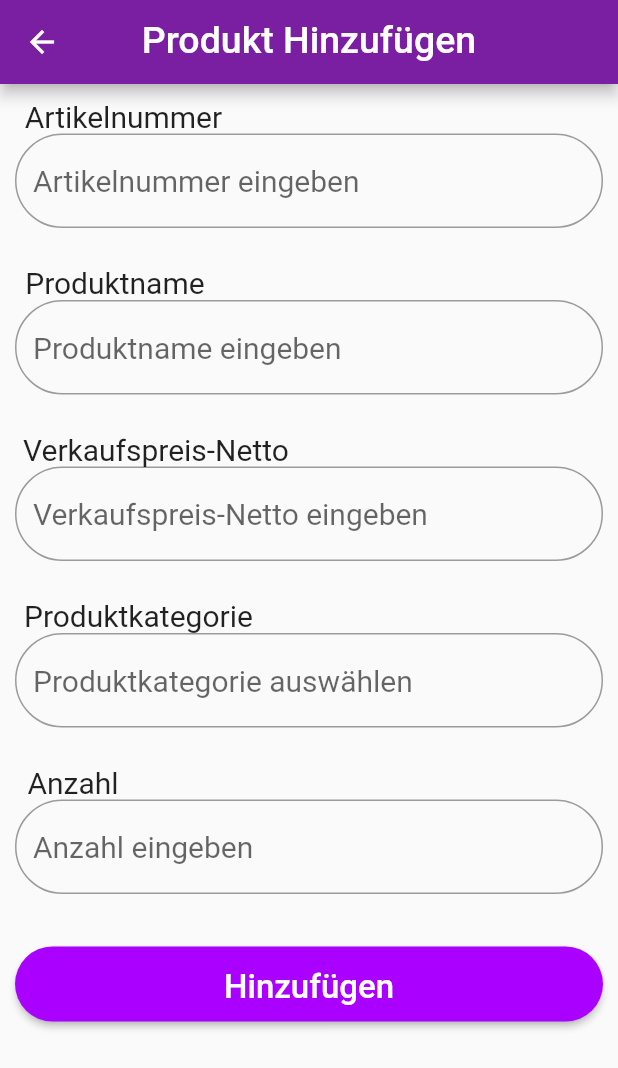
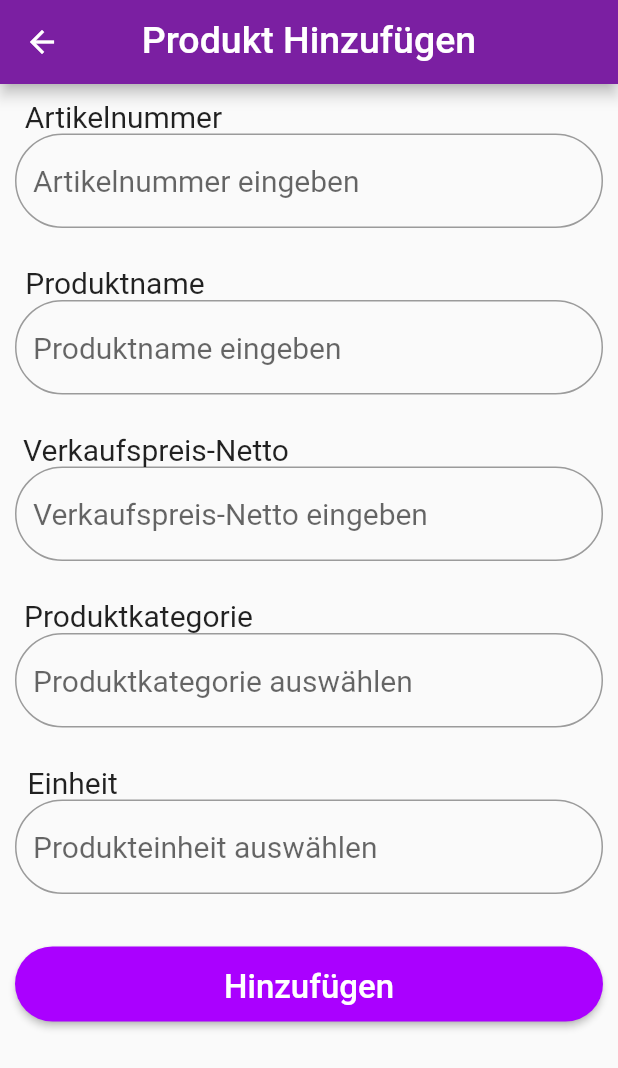
Before and after one commit to OeztirakYunus/Rechnungssoftware, a Flutter app: the AddProduct screen opened directly, after a tap on "Hinzufügen", on a phone screen of 412 x 824 dp. Shown: the top 1068 px of the screen. Run offline on Flutter 3.47's test engine with Material 2 defaults, Android fonts, the light colour scheme and no system bars; drawn by our look-alikes of select_form_field; our stand-ins replace flutter_secure_storage, permission_handler, sizer; missing offline and left inert: document_scanner; accounts and stored records are empty.

Commit message:
AddProduct current status

```diff
--- a/mobile/lib/authentication/signin.dart
+++ b/mobile/lib/authentication/signin.dart
@@ -204,15 +204,16 @@ class _LoginState extends State<Login> {
     final response = await http
         .get(uri, headers: {"Authorization": "Basic " + encodedAuthorization});
 
-    print(response.statusCode);
-    print(response.body);
-    var responseString = json.decode(response.body);
-    var responseStatus = responseString["status"];
-    print("Response: $responseStatus");
-
     if (response.statusCode == 200) {
-      var data = json.decode(response.toString());
-      //NetworkHandler.storeToken(data["token"]);
+      var responseString = json.decode(response.body);
+      var responseToken = responseString["auth_token"];
+      NetworkHandler.storeToken(responseToken);
+      print("Token: $responseToken");
+      var readToken = await NetworkHandler.getToken();
+      readToken = readToken.toString();
+      if (readToken.isNotEmpty) {
+        print("READ TOKEN $readToken");
+      }
     }
 
     return response.statusCode;
--- a/mobile/lib/products/addProduct.dart
+++ b/mobile/lib/products/addProduct.dart
@@ -3,6 +3,7 @@
 import 'package:flutter/material.dart';
 import 'package:flutter/services.dart';
 import 'package:select_form_field/select_form_field.dart';
+import 'dart:convert';
 
 class AddProduct extends StatelessWidget {
   const AddProduct({Key? key}) : super(key: key);
@@ -13,6 +14,27 @@ class AddProduct extends StatelessWidget {
       {'value': '0', 'label': 'Getränk'},
       {'value': 1, 'label': 'Obst'},
     ];
+
+    final List<Map<String, dynamic>> _units = [
+      {'value': 0, 'label': 'Stück'},
+      {'value': 1, 'label': 'Quadratmeter'},
+      {'value': 2, 'label': 'Meter'},
+      {'value': 3, 'label': 'Kilogram'},
+      {'value': 4, 'label': 'Tonnen'},
+      {'value': 5, 'label': 'Pauschal'},
+      {'value': 6, 'label': 'Kubikmeter'},
+      {'value': 7, 'label': 'Stunden'},
+      {'value': 8, 'label': 'Kilometer'},
+      {'value': 9, 'label': 'Prozent'},
+      {'value': 10, 'label': 'Tage'},
+      {'value': 11, 'label': 'Liter'},
+    ];
+
+    TextEditingController articleNumber = TextEditingController();
+    TextEditingController productName = TextEditingController();
+    TextEditingController sellingPriceNet = TextEditingController();
+    TextEditingController productCategory = TextEditingController();
+    TextEditingController unit = TextEditingController();
 
     return SafeArea(
         child: Scaffold(
@@ -39,6 +61,7 @@ class AddProduct extends StatelessWidget {
                         ),
                       ),
                       TextFormField(
+                        controller: articleNumber,
                         autofocus: false,
                         decoration: InputDecoration(
                             border: OutlineInputBorder(
@@ -56,6 +79,7 @@ class AddProduct extends StatelessWidget {
                             style: TextStyle(fontSize: 20.00)),
                       ),
                       TextFormField(
+                        controller: productName,
                         autofocus: false,
                         decoration: InputDecoration(
                             border: OutlineInputBorder(
@@ -73,6 +97,7 @@ class AddProduct extends StatelessWidget {
                             style: TextStyle(fontSize: 20.00)),
                       ),
                       TextFormField(
+                        controller: sellingPriceNet,
                         autofocus: false,
                         keyboardType: TextInputType.number,
                         decoration: InputDecoration(
@@ -91,6 +116,7 @@ class AddProduct extends StatelessWidget {
                             style: TextStyle(fontSize: 20.00)),
                       ),
                       SelectFormField(
+                        controller: productCategory,
                         type: SelectFormFieldType.dropdown,
                         labelText: 'Produktkategorie',
                         items: _items,
@@ -99,8 +125,9 @@ class AddProduct extends StatelessWidget {
                                 borderRadius: BorderRadius.circular(100.0)),
                             hintText: 'Produktkategorie auswählen',
                             hintStyle: const TextStyle(fontSize: 20.00)),
-                        onChanged: (val) => print(val),
-                        onSaved: (val) => print(val),
+                        onChanged: (val) => productCategory.text = val,
+                        onSaved: (val) =>
+                            val!.isNotEmpty ? productCategory.text = val : val,
                       ),
                       const SizedBox(
                         height: 25.00,
@@ -108,20 +135,21 @@ class AddProduct extends StatelessWidget {
                       const Align(
                         alignment: Alignment(-0.95, 1),
                         child:
-                            Text('Anzahl', style: TextStyle(fontSize: 20.00)),
+                            Text('Einheit', style: TextStyle(fontSize: 20.00)),
                       ),
-                      TextFormField(
-                        autofocus: false,
-                        keyboardType: TextInputType.number,
-                        inputFormatters: <TextInputFormatter>[
-                          FilteringTextInputFormatter.digitsOnly
-                        ],
+                      SelectFormField(
+                        controller: unit,
+                        type: SelectFormFieldType.dropdown,
+                        labelText: 'Einheit',
+                        items: _units,
                         decoration: InputDecoration(
                             border: OutlineInputBorder(
                                 borderRadius: BorderRadius.circular(100.0)),
-                            hintText: 'Anzahl eingeben',
+                            hintText: 'Produkteinheit auswählen',
                             hintStyle: const TextStyle(fontSize: 20.00)),
-                        style: const TextStyle(fontSize: 20.00),
+                        onChanged: (val) => unit.text = val,
+                        onSaved: (val) =>
+                            val!.isNotEmpty ? unit.text = val : val,
                       ),
                       const SizedBox(
                         height: 10.00,
@@ -133,6 +161,8 @@ class AddProduct extends StatelessWidget {
                           ),
                           MaterialButton(
                             onPressed: () async {
+                              addProduct(articleNumber.text, productName.text,
+                                  sellingPriceNet.text, productCategory.text);
                               /*Navigator.push(
                           context,
                           MaterialPageRoute(
@@ -159,4 +189,14 @@ class AddProduct extends StatelessWidget {
       ),
     ));
   }
+
+  Future<int> addProduct(String articleNumber, String productName,
+      String sellingPriceNet, String productCategory) async {
+    var sellingPrice = double.parse(sellingPriceNet);
+    print("ARCTICLENUMBER: $articleNumber");
+    print("PRODUCTNAME: $productName");
+    print("SELLINGPRICENET: $sellingPrice");
+    print("PRODUCTCATEGORY: $productCategory");
+    return 0;
+  }
 }
```
